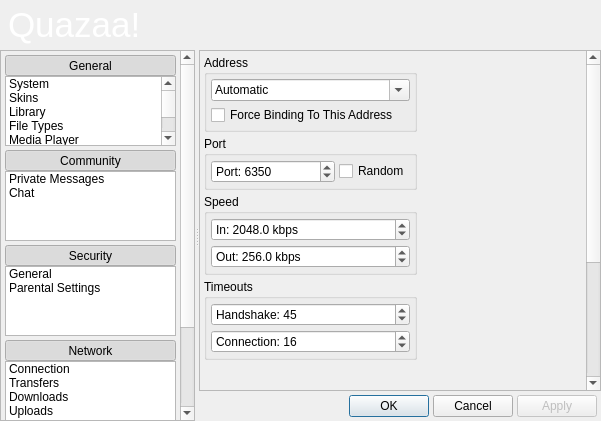
c3c/quazaa, file trunk/UI/dialogsettings.ui: the form before one commit.
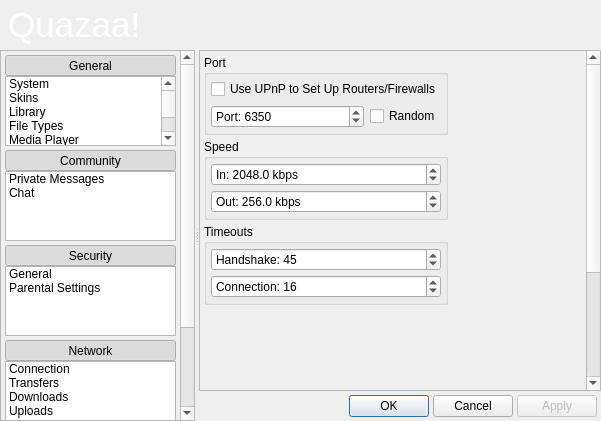
The form after the commit. The open tabs and pages were chosen to show the change. Icons and pictures are not drawn.

```diff
--- a/trunk/UI/dialogsettings.ui
+++ b/trunk/UI/dialogsettings.ui
@@ -639,7 +639,7 @@
             <x>0</x>
             <y>0</y>
             <width>381</width>
-            <height>590</height>
+            <height>559</height>
            </rect>
           </property>
           <layout class="QVBoxLayout" name="verticalLayout_11">
@@ -1914,13 +1914,6 @@
                 </widget>
                </item>
                <item row="3" column="0" colspan="2">
-                <widget class="QCheckBox" name="checkBoxEnableUPnP">
-                 <property name="text">
-                  <string>Enable UPnP To Set Up Firewalls/Routers</string>
-                 </property>
-                </widget>
-               </item>
-               <item row="4" column="0" colspan="2">
                 <widget class="QCheckBox" name="checkBoxAllowBrowseShares">
                  <property name="text">
                   <string>Allow Others To Browse Shares</string>
@@ -2202,53 +2195,7 @@
                <property name="spacing">
                 <number>4</number>
                </property>
-               <item row="0" column="0">
-                <widget class="QGroupBox" name="groupBoxConnectionAddress">
-                 <property name="title">
-                  <string>Address</string>
-                 </property>
-                 <layout class="QVBoxLayout" name="verticalLayout_25">
-                  <property name="spacing">
-                   <number>4</number>
-                  </property>
-                  <property name="margin">
-                   <number>4</number>
-                  </property>
-                  <item>
-                   <widget class="QComboBox" name="comboBoxNetworkAddress">
-                    <property name="sizePolicy">
-                     <sizepolicy hsizetype="MinimumExpanding" vsizetype="Fixed">
-                      <horstretch>0</horstretch>
-                      <verstretch>0</verstretch>
-                     </sizepolicy>
-                    </property>
-                    <property name="editable">
-                     <bool>true</bool>
-                    </property>
-                    <property name="maxVisibleItems">
-                     <number>10</number>
-                    </property>
-                    <property name="insertPolicy">
-                     <enum>QComboBox::InsertAlphabetically</enum>
-                    </property>
-                    <item>
-                     <property name="text">
-                      <string>Automatic</string>
-                     </property>
-                    </item>
-                   </widget>
-                  </item>
-                  <item>
-                   <widget class="QCheckBox" name="checkBoxForceBindingAddress">
-                    <property name="text">
-                     <string>Force Binding To This Address</string>
-                    </property>
-                   </widget>
-                  </item>
-                 </layout>
-                </widget>
-               </item>
-               <item row="2" column="0">
+               <item row="1" column="0">
                 <widget class="QGroupBox" name="groupBoxConnectionSpeed">
                  <property name="title">
                   <string>Speed</string>
@@ -2307,7 +2254,7 @@
                  </layout>
                 </widget>
                </item>
-               <item row="4" column="0">
+               <item row="3" column="0">
                 <widget class="QGroupBox" name="groupBoxConnectionTimeouts">
                  <property name="title">
                   <string>Timeouts</string>
@@ -2354,7 +2301,7 @@
                  </layout>
                 </widget>
                </item>
-               <item row="5" column="0">
+               <item row="4" column="0">
                 <spacer name="verticalSpacer_15">
                  <property name="orientation">
                   <enum>Qt::Vertical</enum>
@@ -2367,7 +2314,7 @@
                  </property>
                 </spacer>
                </item>
-               <item row="2" column="1">
+               <item row="1" column="1">
                 <spacer name="horizontalSpacer_6">
                  <property name="orientation">
                   <enum>Qt::Horizontal</enum>
@@ -2380,19 +2327,16 @@
                  </property>
                 </spacer>
                </item>
-               <item row="1" column="0">
+               <item row="0" column="0">
                 <widget class="QGroupBox" name="groupBoxConnectionPort">
                  <property name="title">
                   <string>Port</string>
                  </property>
-                 <layout class="QHBoxLayout" name="horizontalLayout">
-                  <property name="spacing">
-                   <number>4</number>
-                  </property>
+                 <layout class="QGridLayout" name="gridLayout_29">
                   <property name="margin">
                    <number>4</number>
                   </property>
-                  <item>
+                  <item row="1" column="1">
                    <widget class="QSpinBox" name="spinBoxNetworkPort">
                     <property name="sizePolicy">
                      <sizepolicy hsizetype="MinimumExpanding" vsizetype="Fixed">
@@ -2414,13 +2358,20 @@
                     </property>
                    </widget>
                   </item>
-                  <item>
+                  <item row="1" column="2">
                    <widget class="QCheckBox" name="checkBoxRandomPort">
                     <property name="text">
                      <string>Random</string>
                     </property>
                    </widget>
                   </item>
+                  <item row="0" column="1" colspan="2">
+                   <widget class="QCheckBox" name="checkBoxEnableUPnP">
+                    <property name="text">
+                     <string>Use UPnP to Set Up Routers/Firewalls</string>
+                    </property>
+                   </widget>
+                  </item>
                  </layout>
                 </widget>
                </item>
```
Left out of the diff: 8 changed lines with no effect on the pictures.
